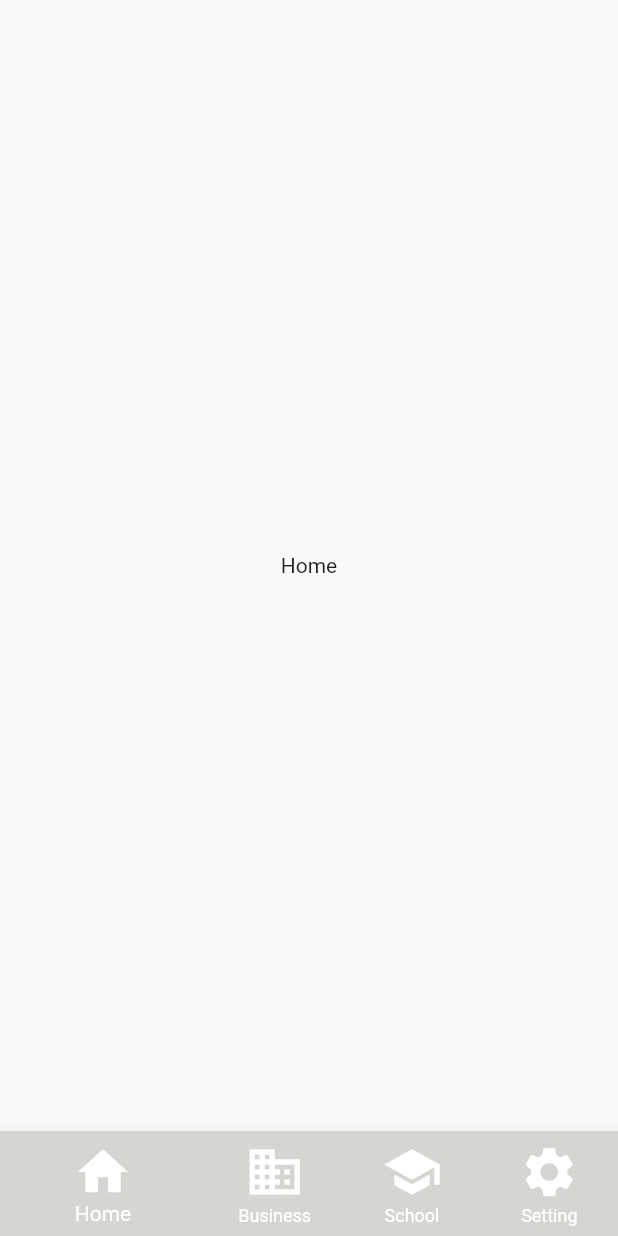
After one commit to Abhay987/all_widget_included, a Flutter app: the screen it shows after launch, after a tap on "btmnvbr Launch", on a phone screen of 412 x 824 dp. The commit adds this screen. Run offline on Flutter 3.47's test engine with Material 2 defaults, Android fonts, the phone set to English and light mode, and no system bars.

Commit message:
Add BottomNavigationbar file & made custom data

```diff
--- /dev/null
+++ b/lib/btmnvr_data.dart
@@ -0,0 +1,43 @@
+import 'package:flutter/material.dart';
+class BtmNvr extends StatefulWidget {
+  const BtmNvr({ Key? key }) : super(key: key);
+
+  @override
+  _BtmNvrState createState() => _BtmNvrState();
+}
+
+class _BtmNvrState extends State<BtmNvr> {
+  int _selectedindex=0;
+  void _onitemtapped(int index){
+    setState(() {
+      _selectedindex=index;
+    });
+  }
+  final List _page= const[
+    Text('Home'),
+    Text('Business'),
+    Text('School'),
+    Text('Settings'),
+  ];
+  @override
+  Widget build(BuildContext context) {
+    return Scaffold(
+      body:Center( child:_page[_selectedindex]),
+      bottomNavigationBar: BottomNavigationBar(
+        currentIndex: _selectedindex,
+        iconSize: 40,
+        mouseCursor: SystemMouseCursors.basic,
+        type: BottomNavigationBarType.shifting,
+        showUnselectedLabels: true,
+        //selectedItemColor: Colors.lightBlueAccent,
+        onTap: _onitemtapped,
+        items:const[
+BottomNavigationBarItem(icon: Icon(Icons.home), label:'Home',backgroundColor: Color.fromARGB(255, 213, 214, 210)),
+BottomNavigationBarItem(icon: Icon(Icons.business), label: 'Business',backgroundColor: Color.fromARGB(255, 79, 207, 86)),
+BottomNavigationBarItem(icon: Icon(Icons.school), label: 'School',backgroundColor: Color.fromARGB(255, 129, 109, 218)),
+BottomNavigationBarItem(icon: Icon(Icons.settings), label: 'Setting',backgroundColor: Color.fromARGB(255, 226, 110, 126)),
+        ],
+    ),
+    );
+  }
+}
--- a/lib/main.dart
+++ b/lib/main.dart
@@ -1,6 +1,7 @@
 
 
 import 'package:flutter/material.dart';
+import 'package:myfirstapp/btmnvr_data.dart';
 import 'package:myfirstapp/card_data.dart';
 import 'package:myfirstapp/grid_data.dart';
 import 'package:myfirstapp/img_screen.dart';
@@ -23,7 +24,7 @@ void main() {
         '/carddata':(context) => const CardData(),
         '/wrapdata':(context) => const WrapData(),
         '/stfldata':(context) => const StflData(),
-
+        '/btmnvbr':(context) => const BtmNvr(),
 
 
       },));
@@ -52,7 +53,7 @@ class MyApp extends StatelessWidget {
           ElevatedButton(onPressed: (){ Navigator.pushNamed(context, '/carddata');}, child: const Text('Card Launch')),
           ElevatedButton(onPressed: (){ Navigator.pushNamed(context, '/wrapdata');}, child: const Text('Wrap Launch')),
           ElevatedButton(onPressed: (){ Navigator.pushNamed(context, '/stfldata');}, child: const Text('StatefulWidgt Launch')),
-
+          ElevatedButton(onPressed: (){ Navigator.pushNamed(context, '/btmnvbr');}, child: const Text('btmnvbr Launch')),
 
        ],
     ),)
```
